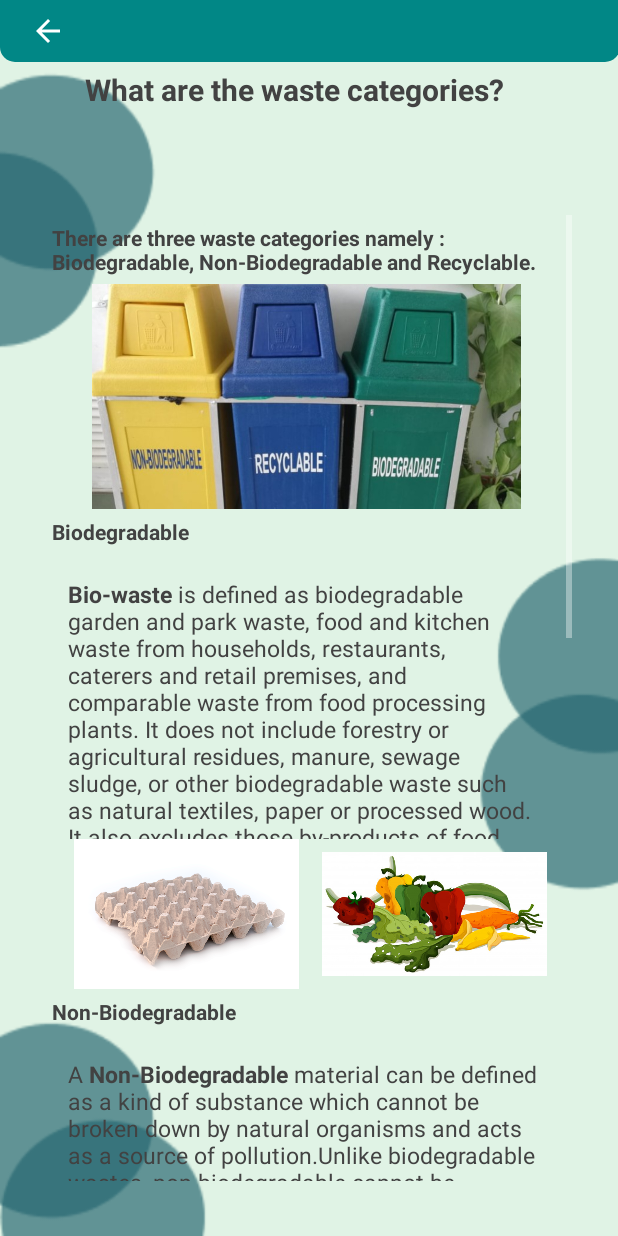
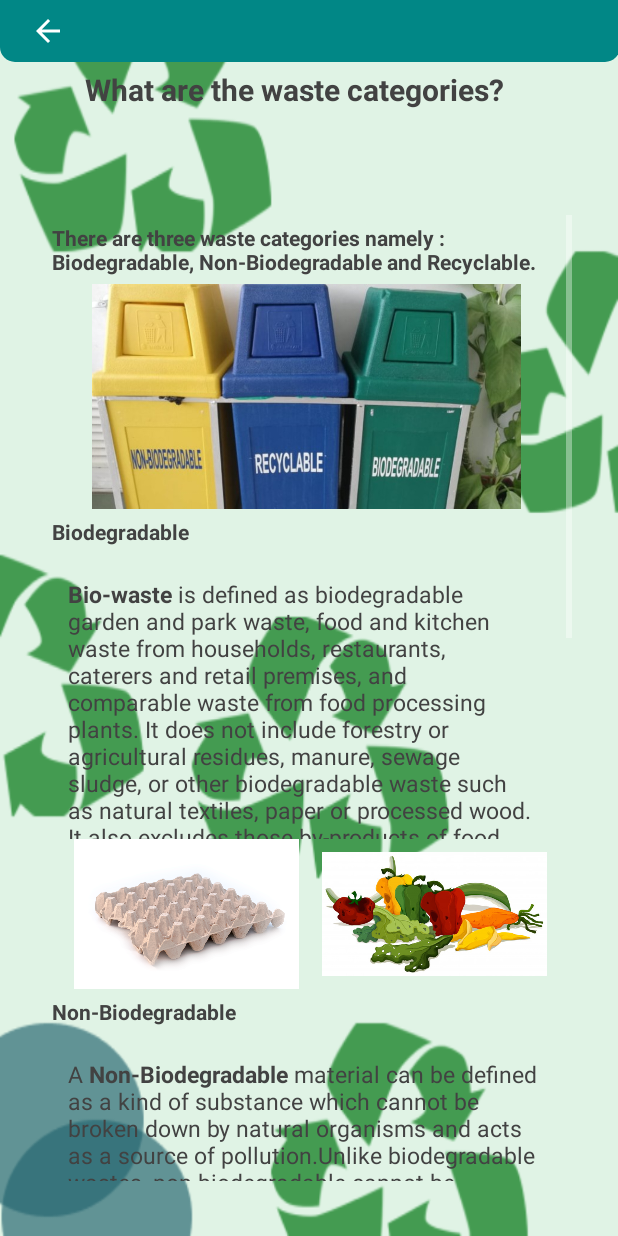
Before and after one commit to Jhon-Lloyd/i-waste, an Android app: the DefinitionActivity screen opened directly, with no data from a screen before it, on a phone screen of 412 x 824 dp. Run offline under Robolectric (Android 15) with nearby library versions, the phone set to English and light mode, and no system bars.

```diff
--- a/app/src/main/res/layout/activity_definition.xml
+++ b/app/src/main/res/layout/activity_definition.xml
@@ -4,7 +4,7 @@
     xmlns:tools="http://schemas.android.com/tools"
     android:layout_width="match_parent"
     android:layout_height="match_parent"
-    android:background="@drawable/bg_green"
+    android:background="@drawable/bg_recycle"
     tools:context=".DefinitionActivity">
 
     <RelativeLayout
--- a/app/src/main/res/layout/activity_profile.xml
+++ b/app/src/main/res/layout/activity_profile.xml
@@ -4,7 +4,7 @@
     xmlns:tools="http://schemas.android.com/tools"
     android:layout_width="match_parent"
     android:layout_height="match_parent"
-    android:background="@drawable/bg_white"
+    android:background="@drawable/bg_trash"
     tools:context=".ProfileActivity">
 
 
--- a/app/src/main/res/layout/activity_welcome.xml
+++ b/app/src/main/res/layout/activity_welcome.xml
@@ -4,7 +4,7 @@
     xmlns:tools="http://schemas.android.com/tools"
     android:layout_width="match_parent"
     android:layout_height="match_parent"
-    android:background="@drawable/bg_green"
+    android:background="@drawable/bg_bag"
     tools:context=".WelcomeActivity">
 
 
```
Also changed, not shown: app/src/main/res/drawable/bg_bag.png (added), app/src/main/res/drawable/bg_can.png (added), app/src/main/res/drawable/bg_recycle.png (added), app/src/main/res/drawable/bg_trash.png (added).
